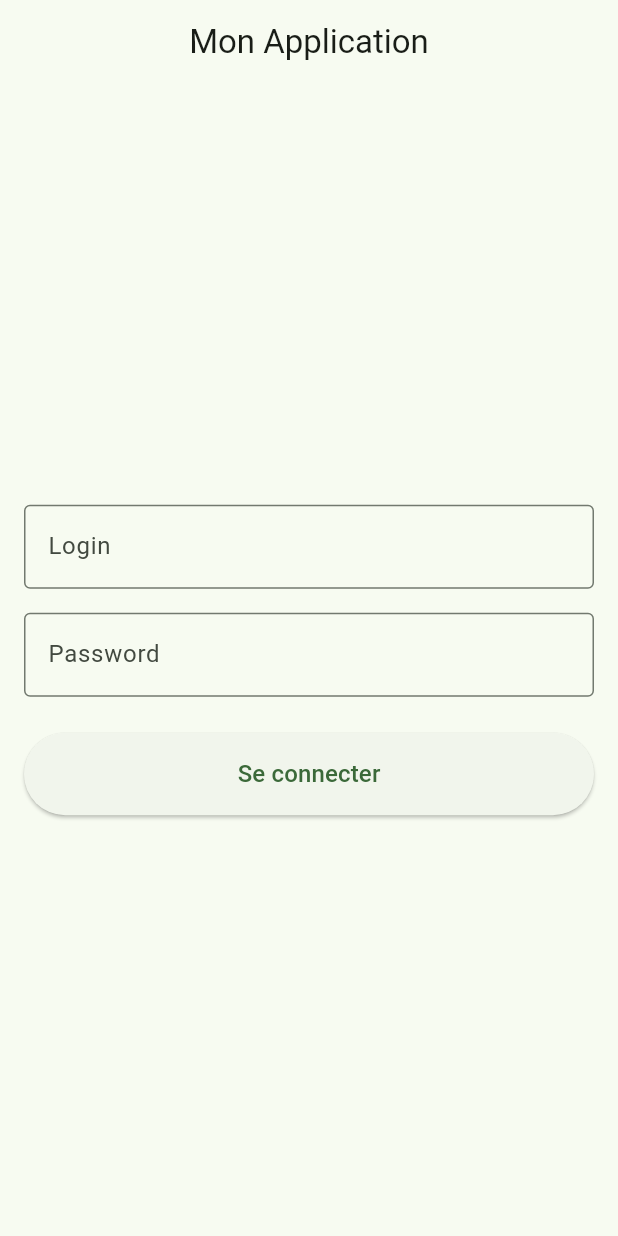
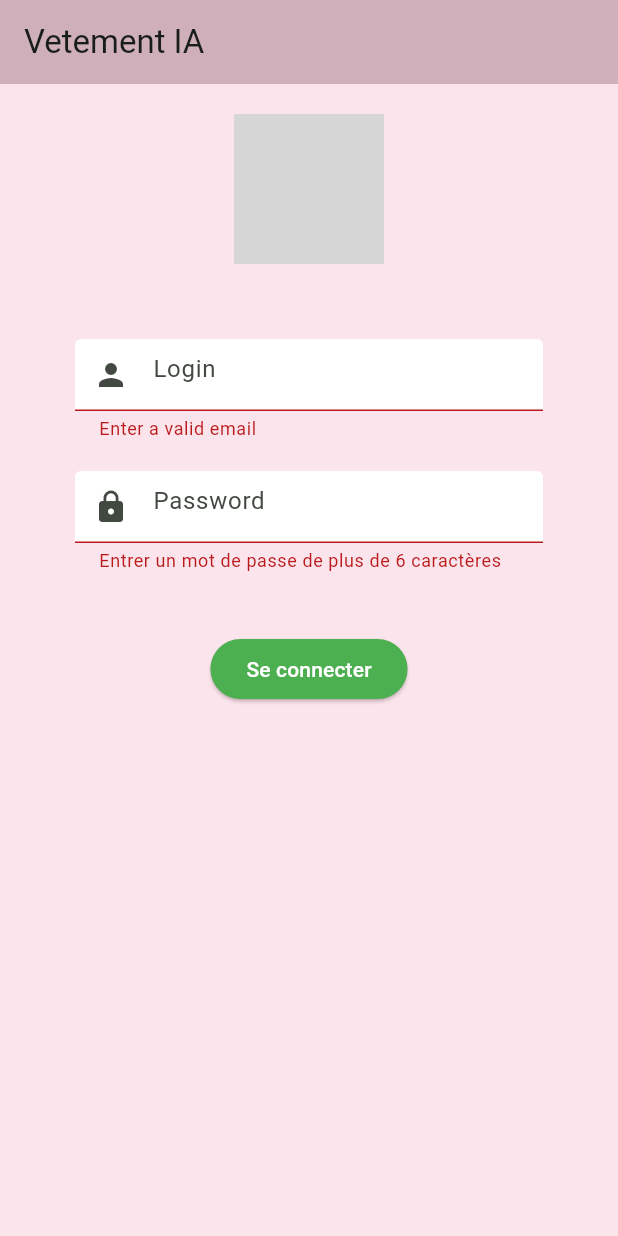
Before and after one commit to Amyine42/Vetement_IA, a Flutter app: the screen it shows after launch, after a tap on "Se connecter", on a phone screen of 412 x 824 dp. Run offline on Flutter 3.47's test engine with Material 3 defaults, Android fonts, the phone set to English and light mode, and no system bars; our stand-ins replace firebase_auth, firebase_core; accounts and stored records are empty; grey boxes are pictures that could not be loaded.

```diff
--- a/lib/main.dart
+++ b/lib/main.dart
@@ -23,7 +23,7 @@ class MyApp extends StatelessWidget {
         useMaterial3: true,
       ),
       routes: {
-        '/login': (context) =>  const LoginPage(),
+        '/login': (context) =>   Login(),
         '/home': (context) => const HomePage(), //const HomePage()
       },
       initialRoute: '/login',
--- a/lib/screens/login_page.dart
+++ b/lib/screens/login_page.dart
@@ -1,114 +1,112 @@
 import 'package:flutter/material.dart';
+import '../services/AuthService.dart';
+import 'home_page.dart';
 
-class LoginPage extends StatefulWidget {
-  const LoginPage({Key? key}) : super(key: key);
-
+class Login extends StatefulWidget {
   @override
-  _LoginPageState createState() => _LoginPageState();
+  _LoginState createState() => _LoginState();
 }
 
-class _LoginPageState extends State<LoginPage> {
-  final _loginController = TextEditingController();
-  final _passwordController = TextEditingController();
-
-  void _handleLogin() async {
-    final login = _loginController.text;
-    final password = _passwordController.text;
-
-    // Simulation d'une vérification en base
-    try {
-      bool userExists = await checkUserInDatabase(login, password);
-
-      if (userExists) {
-        // Navigation vers la page suivante
-        Navigator.pushReplacement(
-          context,
-          MaterialPageRoute(builder: (context) => const NextPage()),
-        );
-      } else {
-        // Log dans la console si l'utilisateur n'existe pas
-        print('Utilisateur non trouvé: $login');
-      }
-    } catch (e) {
-      print('Erreur lors de la vérification: $e');
-    }
-  }
-
-  // Simulation de vérification en base de données
-  Future<bool> checkUserInDatabase(String login, String password) async {
-    // TODO: Implémenter la vraie vérification en base
-    await Future.delayed(const Duration(seconds: 1)); // Simulation de délai réseau
-    return login == "test" && password == "test";
-  }
-
-  @override
-  void dispose() {
-    _loginController.dispose();
-    _passwordController.dispose();
-    super.dispose();
-  }
+class _LoginState extends State<Login> {
+  String email = '';
+  String password = '';
+  final _formKey = GlobalKey<FormState>();
+  final AuthService _auth = AuthService();
+  String error = '';
 
   @override
   Widget build(BuildContext context) {
     return Scaffold(
+      backgroundColor: Colors.pink[50],
       appBar: AppBar(
-        title: const Text('Mon Application'), // Critère #1: headerBar avec nom
-        centerTitle: true,
+        title: Text('Vetement IA'),
+        backgroundColor: const Color.fromARGB(255, 206, 175, 186),
       ),
-      body: Padding(
-        padding: const EdgeInsets.all(16.0),
+      body: SingleChildScrollView(  // Make the whole body scrollable to prevent overflow
+        padding: EdgeInsets.symmetric(vertical: 20.0, horizontal: 50.0),
+        child: Form(
+          key: _formKey,
           child: Column(
-          mainAxisAlignment: MainAxisAlignment.center,
-          crossAxisAlignment: CrossAxisAlignment.stretch,
-          children: [
-            // Critère #2: Champ Login
-            TextField(
-              controller: _loginController,
-              decoration: const InputDecoration(
-                labelText: 'Login',
-                border: OutlineInputBorder(),
+            crossAxisAlignment: CrossAxisAlignment.center,
+            children: <Widget>[
+              Container(
+                width: 100.0, // Width of the image container
+                height: 100.0, // Height of the image container
+                decoration: BoxDecoration(
+                  shape: BoxShape.circle, // Make it round
+                  image: DecorationImage(
+                    image: AssetImage('images/clothes_logo.jpg'),
+                    fit: BoxFit.cover, // This makes sure the image covers the container
                   ),
                 ),
-            const SizedBox(height: 16),
-
-            // Critère #2 & #3: Champ Password obfusqué
-            TextField(
-              controller: _passwordController,
-              obscureText: true, // Critère #3: Password obfusqué
-              decoration: const InputDecoration(
-                labelText: 'Password',
-                border: OutlineInputBorder(),
               ),
+              SizedBox(height: 50.0),
+              TextFormField(
+                decoration: InputDecoration(
+                  hintText: 'Login',
+                  prefixIcon: Icon(Icons.person),
+                  fillColor: Colors.white,
+                  filled: true,
                 ),
-            const SizedBox(height: 24),
-
-            // Critère #4: Bouton "Se connecter"
+                onChanged: (val) {
+                  setState(() {
+                    email = val;
+                  });
+                },
+                validator: (val) => val != null && val.isEmpty ? 'Enter a valid email' : null,
+              ),
+              SizedBox(height: 20),
+              TextFormField(
+                decoration: InputDecoration(
+                  hintText: 'Password',
+                  prefixIcon: Icon(Icons.lock),
+                  fillColor: Colors.white,
+                  filled: true,
+                ),
+                onChanged: (val) {
+                  setState(() {
+                    password = val;
+                  });
+                },
+                validator: (val) => val!.length < 6
+                    ? 'Entrer un mot de passe de plus de 6 caractères'
+                    : null,
+                obscureText: true,
+              ),
+              SizedBox(height: 40),
               ElevatedButton(
-              onPressed: _handleLogin, // Critère #5 & #6: Gestion de la connexion
+                child: Text(
+                  'Se connecter',
+                  style: TextStyle(color: Colors.white),
+                ),
                 style: ElevatedButton.styleFrom(
-                padding: const EdgeInsets.symmetric(vertical: 16),
+                  backgroundColor: Colors.green,
                 ),
-              child: const Text(
-                'Se connecter',
-                style: TextStyle(fontSize: 16),
+                onPressed: () async {
+                  if (_formKey.currentState != null && _formKey.currentState!.validate()) {
+                    dynamic result = await _auth.signInWithEmailAndPassword(email, password);
+                    if (result == null) {
+                      setState(() {
+                        error = 'Erreur de connexion';
+                      });
+                    } else {
+                      Navigator.push(
+                        context,
+                        MaterialPageRoute(builder: (context) => const HomePage()),//HomePage()
+                      );
+                    }
+                  }
+                },
               ),
+              SizedBox(height: 12.0),
+              Text(
+                error,
+                style: TextStyle(color: Colors.red, fontSize: 14.0),
               ),
             ],
+          ),
         ),
       ),
     );
   }
 }
-
-// Page suivante (à remplacer par votre vraie page)
-class NextPage extends StatelessWidget {
-  const NextPage({Key? key}) : super(key: key);
-
-  @override
-  Widget build(BuildContext context) {
-    return Scaffold(
-      appBar: AppBar(title: const Text('Page Suivante')),
-      body: const Center(child: Text('Connexion réussie!')),
-    );
-  }
-}
--- a/pubspec.yaml
+++ b/pubspec.yaml
@@ -64,6 +64,7 @@ flutter:
 
   assets:
     - assets/images/photo_pro.jpeg
+    - assets/images/clothes_logo.jpg
 
   # An image asset can refer to one or more resolution-specific "variants", see
   # https://flutter.dev/to/resolution-aware-images
```
Also changed, not shown: assets/images/clothes_logo.jpg (added). Lines whose indentation alone changed are shown as unchanged.
